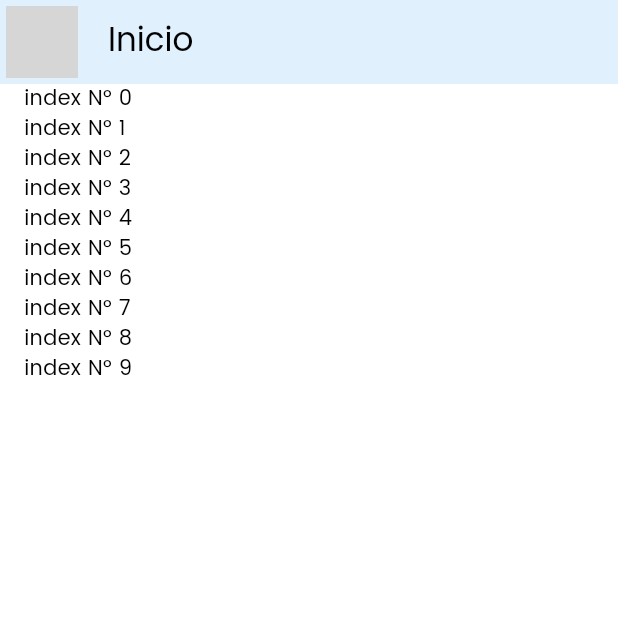
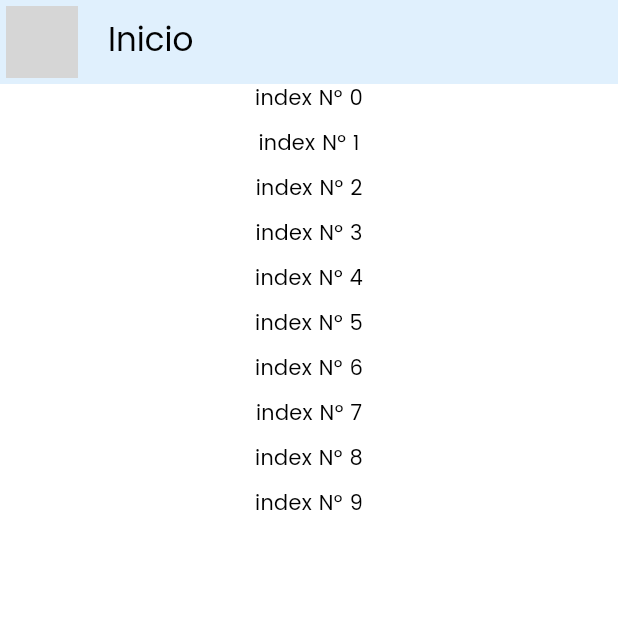
Before and after one commit to jcpg1982/test_flutter, a Flutter app: the screen it shows after launch, on a phone screen of 412 x 824 dp, the top half of it. Run offline on Flutter 3.47's test engine with Material 3 defaults, Android fonts, the phone set to English and light mode, and no system bars; our stand-ins replace auto_route, dio, get_it, retrofit; missing offline and left inert: awesome_dio_interceptor; generated files the repository leaves out were written again; network calls fail; statements that could not run were skipped; grey boxes are pictures that could not be loaded.

```diff
--- a/lib/src/presentation/screens/Home.dart
+++ b/lib/src/presentation/screens/Home.dart
@@ -1,5 +1,5 @@
 import 'package:flutter/material.dart';
-import 'package:test_flutter/src/presentation/widgets/ListView.dart';
+import 'package:test_flutter/src/presentation/widgets/CustomListView.dart';
 import 'package:test_flutter/src/utils/CounterService.dart';
 
 import '../widgets/AppBarWithImage.dart';
--- /dev/null
+++ b/lib/src/presentation/widgets/AppBarNotImage.dart
@@ -0,0 +1,17 @@
+import 'package:flutter/material.dart';
+
+class AppBarWithImage extends StatelessWidget implements PreferredSizeWidget {
+  final String title;
+
+  const AppBarWithImage({super.key, required this.title});
+
+  @override
+  Size get preferredSize => const Size.fromHeight(kToolbarHeight);
+
+  @override
+  Widget build(BuildContext context) {
+    return AppBar(
+        backgroundColor: Theme.of(context).colorScheme.inversePrimary,
+        title: Text(title));
+  }
+}
--- a/lib/src/presentation/widgets/ListView.dart
+++ b/lib/src/presentation/widgets/CustomListView.dart
@@ -12,7 +12,14 @@ class CustomListview extends StatelessWidget {
         child: ListView.builder(
             itemCount: 10,
             itemBuilder: (context, index) {
-              return Text('index N° $index');
+              return Column(
+                mainAxisSize: MainAxisSize.max,
+                mainAxisAlignment: MainAxisAlignment.start,
+                children: [
+                  Text('index N° $index', textAlign: TextAlign.justify),
+                  const SizedBox(height: 10)
+                ],
+              );
             }),
       ),
     ));
```
Also changed, not shown: lib/src/presentation/widgets/CustomImageLoad.dart (added, +33 -0 lines).
